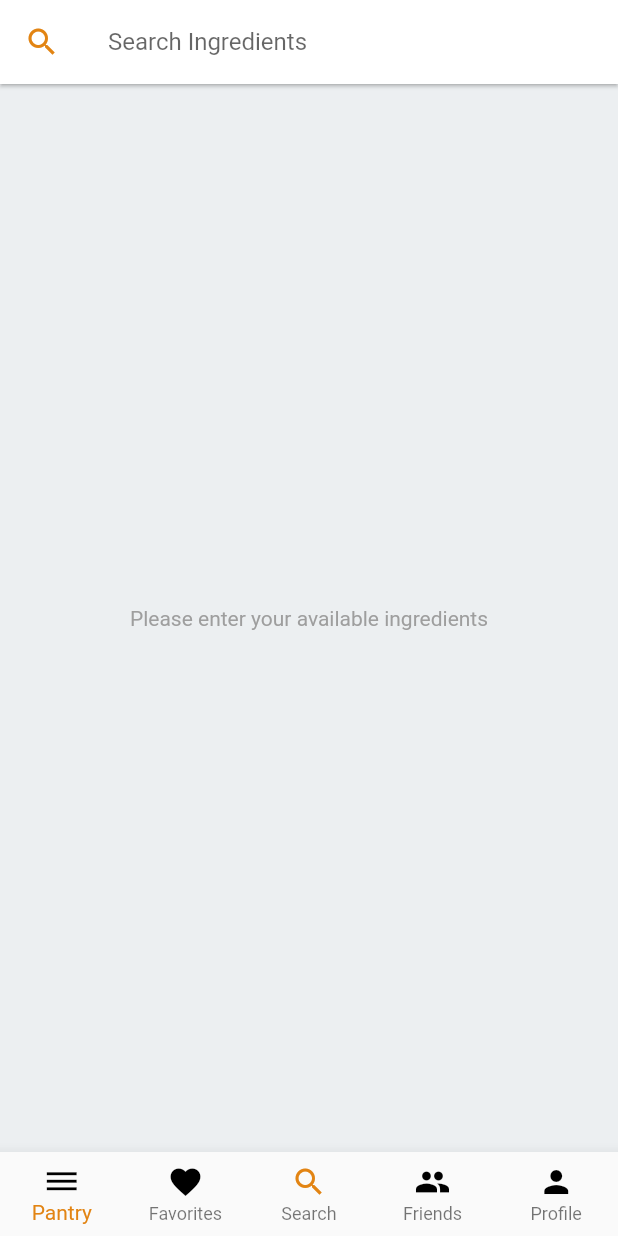
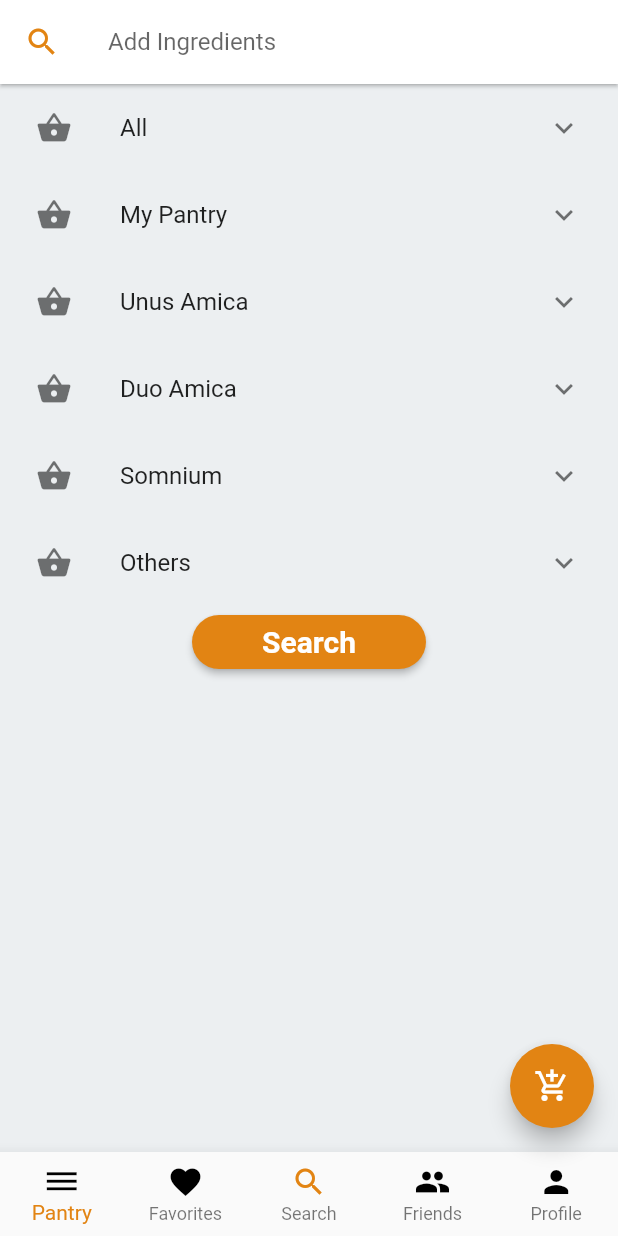
Before and after one commit to mariecrane/PotLuck, a Flutter app: the NavWrapper screen opened directly, on a phone screen of 412 x 824 dp. Run offline on Flutter 3.47's test engine with Material 2 defaults, Android fonts, the phone set to English and light mode, and no system bars; our stand-ins replace bloc, cloud_functions, firebase_auth, flutter_bloc, html_unescape; accounts and stored records are empty.

Commit message:
search_page initial state implementation

```diff
--- a/lib/ui/search_page.dart
+++ b/lib/ui/search_page.dart
@@ -1,4 +1,5 @@
 import 'package:flutter/cupertino.dart';
+import 'package:flutter/cupertino.dart' as prefix0;
 import 'package:flutter/material.dart';
 import 'package:flutter_bloc/flutter_bloc.dart';
 import 'package:pot_luck/search.dart';
@@ -32,8 +33,9 @@ class SearchPage extends StatelessWidget {
           decoration: InputDecoration(
             border: InputBorder.none,
             // Shows when TextField is empty
-            hintText: "Search Ingredients",
+            hintText: "Add Ingredients",
           ),
+          //TODO: change direct searching to adding the ingredients to the dropdown; bloc involved
           onSubmitted: (value) {
             BlocProvider.of<SearchBloc>(context).dispatch(
               Submit(),
@@ -50,9 +52,16 @@ class SearchPage extends StatelessWidget {
   }
 
   static Widget buildFloatingActionButton(BuildContext context) {
-    return null;
+    return FloatingActionButton(
+      child: Icon(Icons.add_shopping_cart),
+      backgroundColor: Theme.of(context).primaryColor,
+      onPressed: () {
+        //TODO: link to the page where you can add ingredients by pantry
+      },
+    );
   }
 }
+
 
 class SearchBody extends StatelessWidget {
   @override
@@ -69,12 +78,7 @@ class SearchBody extends StatelessWidget {
           builder: (context, state) {
             // Nothing has been searched yet; show tip/hint
             if (state is InitialState) {
-              return Center(
-                child: Text(
-                  "Please enter your available ingredients",
-                  style: TextStyle(color: Colors.grey),
-                ),
-              );
+              return buildList(context);
             }
 
             // In the progress of searching; show loading animation
@@ -119,6 +123,107 @@ class SearchBody extends StatelessWidget {
     );
   }
 }
+
+buildList(BuildContext context){
+  return ListView(
+    children: <Widget>[
+      ListView.builder(
+          key: PageStorageKey<String>("ingredients_page"),
+          shrinkWrap: true,
+          itemBuilder: (context, index) {
+          return IngredientsList(pantryList[index]);
+          },
+          itemCount: pantryList.length,
+      ),
+      Padding(
+        padding: const EdgeInsets.symmetric(horizontal: 120),
+        child: RaisedButton(
+          onPressed: () {
+            //TODO: SEARCHHHHHH!!!!!
+          },
+          shape: RoundedRectangleBorder(
+            borderRadius: new BorderRadius.circular(20.0),
+//            side: BorderSide(color: Theme.of(context).primaryColor),
+          ),
+          textColor: Colors.white,
+          color: Theme.of(context).primaryColor,
+          child: const Text(
+            'Search',
+            style: TextStyle(fontSize: 20, fontWeight: FontWeight.bold),
+          ),
+        ),
+      ),
+    ],
+  );
+}
+
+class IngredientsList extends StatelessWidget{
+  final Pantry pantry;
+  IngredientsList(this.pantry);
+
+  @override
+  Widget build(BuildContext context){
+    return _buildTiles(pantry);
+  }
+
+  Widget _buildTiles(Pantry p){
+    return ExpansionTile(
+      key: PageStorageKey<Pantry>(p),
+      leading: Icon(Icons.shopping_basket),
+      title: Text(p.title),
+      children: [
+      p.pantryContainer(p.inPantry)],
+    );
+  }
+}
+
+class Pantry {
+  String title;
+  List<String> inPantry;
+
+  Pantry(this.title, [this.inPantry = const <String>[]]);
+
+  //TODO: make all category always open
+  Widget pantryContainer(List<String> inP){
+    var pantryArea = new Wrap(
+        spacing: 5.0,
+        children: inP.map<Widget>(
+                (inG)=> Container(
+          child:InputChip(
+            label:Text(inG),
+            onDeleted:(){
+              //TODO: actually delete the chip: will it be too small?
+            },
+          )
+         )
+       ).toList()
+    );
+
+   return pantryArea;
+  }
+}
+
+//TODO: this is hard-coded and very inefficient; ideally it changes depends on the friend but I cannot do anything about that now
+List<Pantry> pantryList = <Pantry> [
+  Pantry(
+    'All', ["egg", "cream cheese", "chicken", "garlic", "apple", "potato", "tomato", "basil"],
+      ),
+  Pantry(
+    'My Pantry', ["egg", "chicken"],
+  ),
+  Pantry(
+    'Unus Amica', ["garlic", "potato"],
+  ),
+  Pantry(
+    'Duo Amica', ["apple", "basil"],
+  ),
+  Pantry(
+    'Somnium', ["tomato"],
+  ),
+  Pantry(
+    'Others', ["cream cheese"],
+  ),
+];
 
 class RecipeResult extends StatelessWidget {
   final SearchResult data;
```
